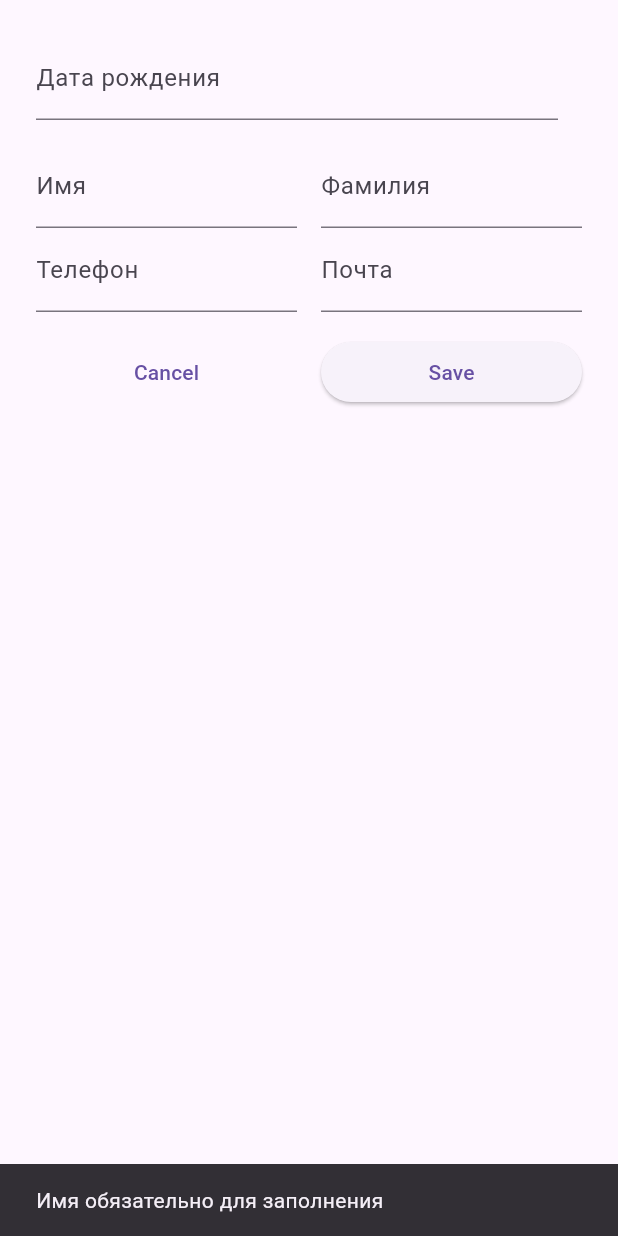
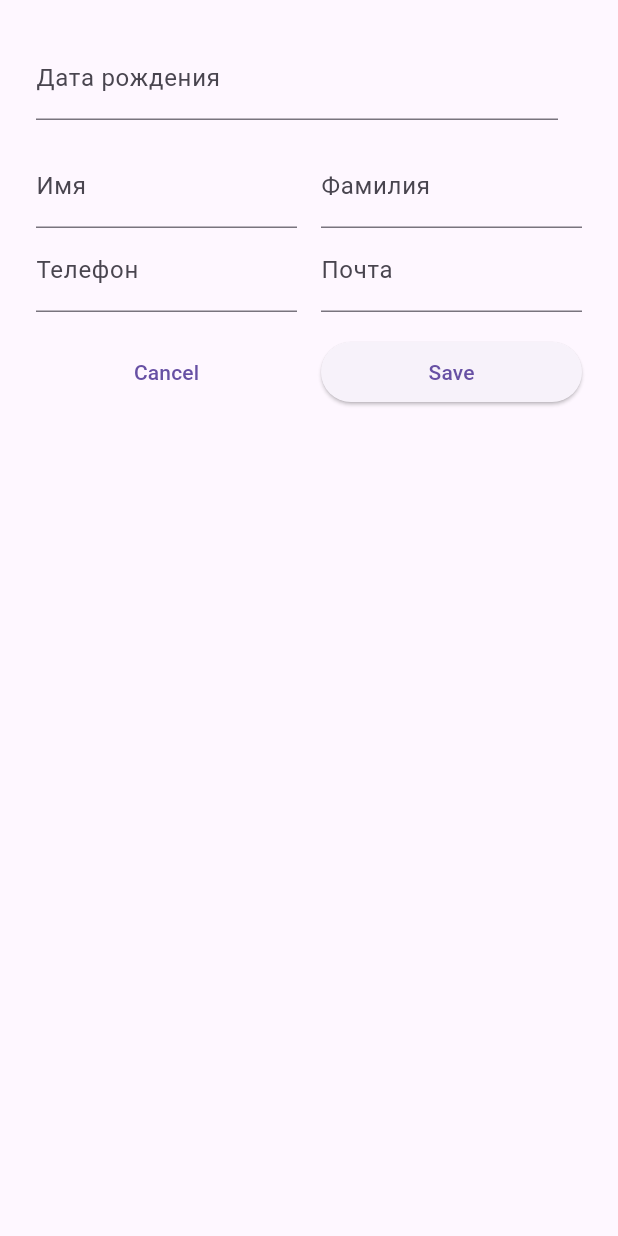
Before and after one commit to N1k1man/contacts, a Flutter app: the NewContact widget shown alone on an empty page, opened directly with empty values, after a tap on "Save", on a phone screen of 412 x 824 dp. Run offline on Flutter 3.47's test engine with Material 3 defaults, Android fonts, the phone set to English and light mode, and no system bars.

Commit message:
HomeWork 28: убрал SnackBar

```diff
--- a/lib/widgets/new_contact.dart
+++ b/lib/widgets/new_contact.dart
@@ -29,9 +29,6 @@ class _NewContactState extends State<NewContact> {
 
   void onSaved() {
     if (name.isEmpty) {
-      ScaffoldMessenger.of(context).showSnackBar(
-        SnackBar(content: Text('Имя обязательно для заполнения')),
-      );
       return;
     }
 
```
